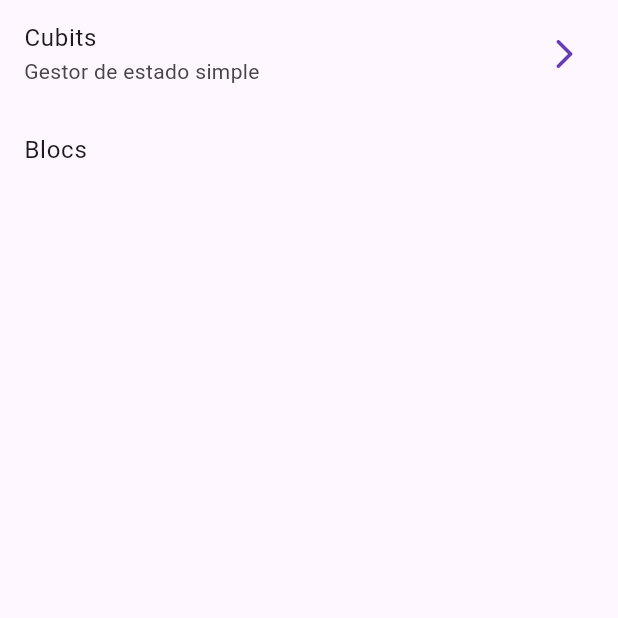
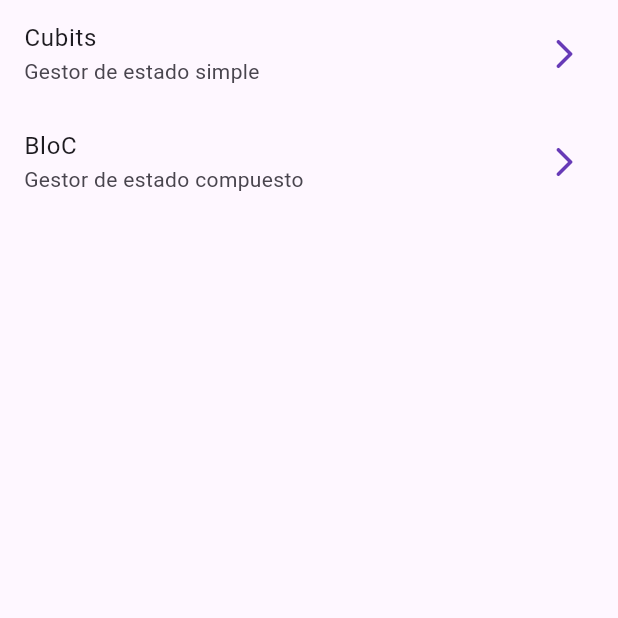
Before and after one commit to Rafapeerez/Dart-Flutter, a Flutter app: the screen it shows after launch, on a phone screen of 412 x 824 dp, the top half of it. Run offline on Flutter 3.47's test engine with Material 3 defaults, Android fonts, the phone set to English and light mode, and no system bars; our stand-ins replace animate_do, equatable, flutter_bloc, flutter_riverpod, go_router, video_player.

Commit message:
feat: addded new bloc

```diff
--- a/19-BLoC/forms_app/lib/config/router/app_router.dart
+++ b/19-BLoC/forms_app/lib/config/router/app_router.dart
@@ -11,5 +11,9 @@ final appRouter = GoRouter(
       path: '/cubits',
       builder:  (context, state) => const CubitCounterScreen(),
     ),
+    GoRoute(
+      path: '/counter-bloc',
+      builder:  (context, state) => const BlocCounterScreen(),
+    ),
   ]
 );
--- a/19-BLoC/forms_app/lib/presentation/screens/bloc_counter_screen.dart
+++ b/19-BLoC/forms_app/lib/presentation/screens/bloc_counter_screen.dart
@@ -7,7 +7,7 @@ class BlocCounterScreen extends StatelessWidget {
   Widget build(BuildContext context) {
     return Scaffold(
       appBar: AppBar(
-        title: const Text('Cubit Counter'),
+        title: const Text('BloC Counter'),
         actions: [
           IconButton(
             onPressed: () => {},
--- a/19-BLoC/forms_app/lib/presentation/screens/home_screen.dart
+++ b/19-BLoC/forms_app/lib/presentation/screens/home_screen.dart
@@ -15,9 +15,13 @@ class HomeScreen extends StatelessWidget {
             trailing: const Icon(Icons.arrow_forward_ios_rounded),
             onTap: () => context.push('/cubits'),
           ),
+
           ListTile(
-            title: const Text('Blocs'),
-          )
+            title: const Text('BloC'),
+            subtitle: const Text('Gestor de estado compuesto'),
+            trailing: const Icon(Icons.arrow_forward_ios_rounded),
+            onTap: () => context.push('/counter-bloc'),
+          ),
         ],
       ),
     );
```
Also changed, not shown: 19-BLoC/forms_app/lib/presentation/blocs/counter_bloc/counter_bloc.dart (added, +20 -0 lines), 19-BLoC/forms_app/lib/presentation/blocs/counter_bloc/counter_event.dart (added, +12 -0 lines), 19-BLoC/forms_app/lib/presentation/blocs/counter_bloc/counter_state.dart (added, +22 -0 lines).
